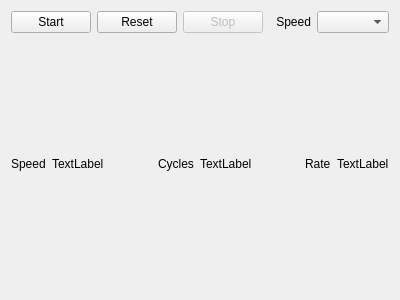
This is Gui/Emulator/EmulatorControlWidget.ui in mzsoftsoftware/C64Foundry as Qt 5 draws it before an edit. The edited form follows.
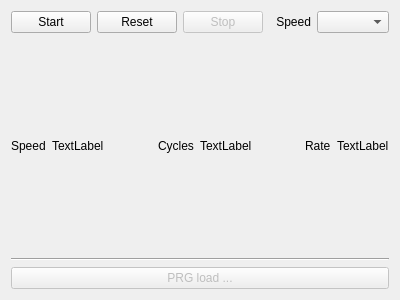
This is the edited form.

Patch:
```diff
--- a/Gui/Emulator/EmulatorControlWidget.ui
+++ b/Gui/Emulator/EmulatorControlWidget.ui
@@ -127,6 +127,27 @@
      </item>
     </layout>
    </item>
+   <item>
+    <widget class="Line" name="line">
+     <property name="orientation">
+      <enum>Qt::Orientation::Horizontal</enum>
+     </property>
+    </widget>
+   </item>
+   <item>
+    <layout class="QHBoxLayout" name="horizontalLayout_3">
+     <item>
+      <widget class="QPushButton" name="pushButton_LoadPRG">
+       <property name="enabled">
+        <bool>false</bool>
+       </property>
+       <property name="text">
+        <string>PRG load ...</string>
+       </property>
+      </widget>
+     </item>
+    </layout>
+   </item>
   </layout>
  </widget>
  <resources/>
```
